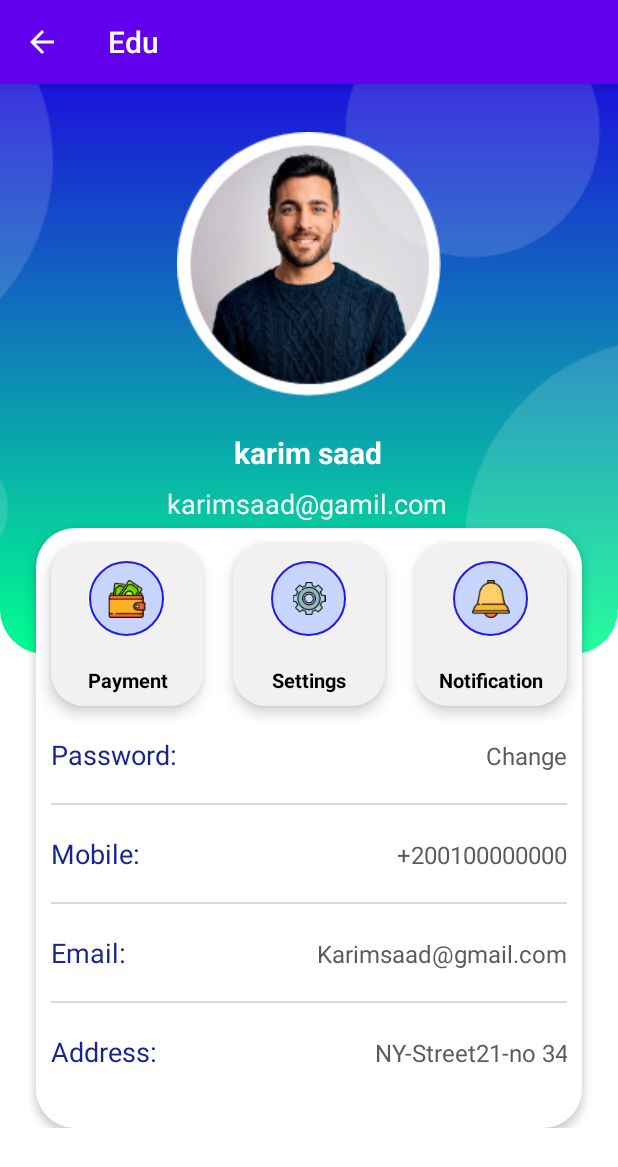
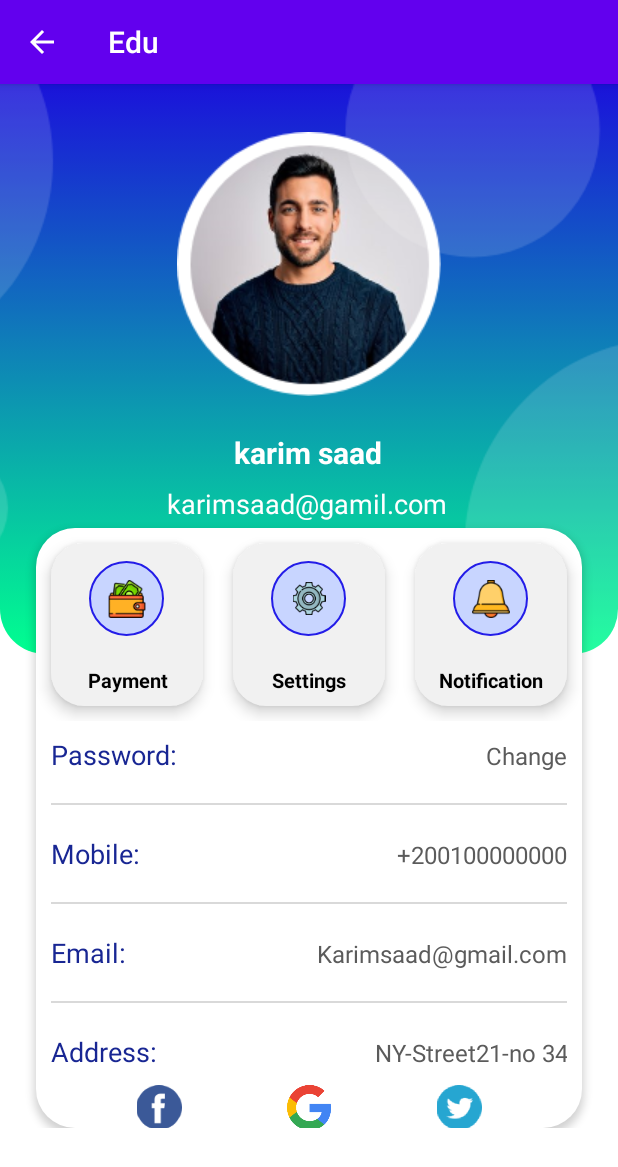
Before and after one commit to programmer-weeb/android-app, an Android app: the profile screen opened directly, with no data from a screen before it, on a phone screen of 412 x 824 dp. Shown: the top 1167 px of the screen. Run offline under Robolectric (Android 15) with nearby library versions, the phone set to English and light mode, and no system bars.

Commit message:
add 3 icons to profile activity

```diff
--- a/app/src/main/res/layout/activity_profile.xml
+++ b/app/src/main/res/layout/activity_profile.xml
@@ -358,13 +358,44 @@
                                 android:textAlignment="viewEnd"
                                 android:textColor="#5B5B5B"
                                 android:textSize="16sp" />
+
+                        </LinearLayout>
+                        <LinearLayout
+                            android:layout_width="match_parent"
+                            android:layout_height="match_parent"
+                            android:layout_marginEnd="32dp"
+                            android:layout_marginStart="32dp"
+                            android:orientation="horizontal">
+
+                            <ImageView
+                                android:id="@+id/imageView2"
+                                android:layout_width="50dp"
+                                android:layout_height="30dp"
+                                android:layout_weight="1"
+                                app:srcCompat="@drawable/facebook" />
+
+                            <ImageView
+                                android:id="@+id/imageView3"
+                                android:layout_width="50dp"
+                                android:layout_height="30dp"
+                                android:layout_weight="1"
+                                app:srcCompat="@drawable/google" />
+
+                            <ImageView
+                                android:id="@+id/imageView4"
+                                android:layout_width="50dp"
+                                android:layout_height="30dp"
+                                android:layout_weight="1"
+                                app:srcCompat="@drawable/twitter" />
                         </LinearLayout>
                     </LinearLayout>
+
 
                 </androidx.constraintlayout.widget.ConstraintLayout>
 
             </androidx.constraintlayout.widget.ConstraintLayout>
         </LinearLayout>
+
     </ScrollView>
 
 </androidx.constraintlayout.widget.ConstraintLayout>
```
